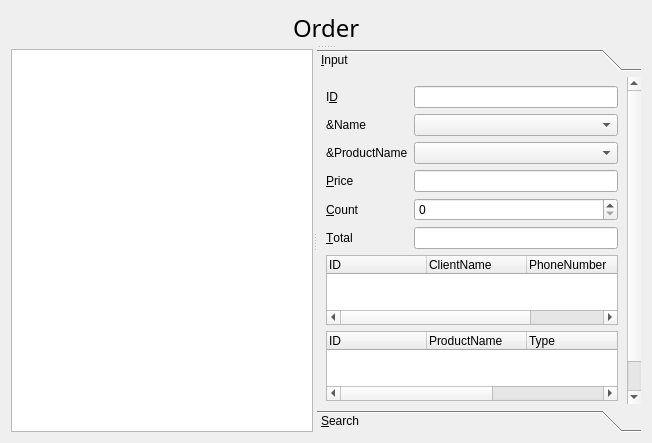
First picture: the form in ordermanagerform.ui, repository choieunchong/ChatClient, before the edit.
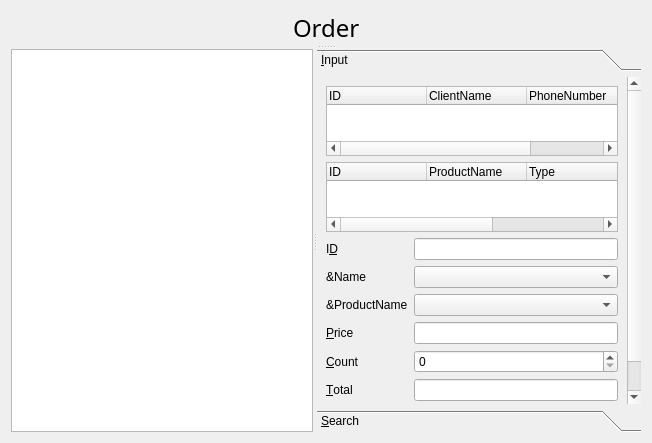
Second picture: the form after the edit.

Commit message: product database 수정

What changed in the file:
```diff
--- a/ordermanagerform.ui
+++ b/ordermanagerform.ui
@@ -85,88 +85,7 @@
         </attribute>
         <layout class="QVBoxLayout" name="verticalLayout_4">
          <item>
-          <layout class="QVBoxLayout" name="verticalLayout_2">
-           <item>
-            <layout class="QFormLayout" name="clientFormLayout">
-             <item row="0" column="0">
-              <widget class="QLabel" name="idLabel">
-               <property name="text">
-                <string>I&amp;D</string>
-               </property>
-               <property name="buddy">
-                <cstring>idLineEdit</cstring>
-               </property>
-              </widget>
-             </item>
-             <item row="0" column="1">
-              <widget class="QLineEdit" name="idLineEdit">
-               <property name="readOnly">
-                <bool>true</bool>
-               </property>
-              </widget>
-             </item>
-             <item row="1" column="0">
-              <widget class="QLabel" name="nameLabel">
-               <property name="text">
-                <string>&amp;Name</string>
-               </property>
-              </widget>
-             </item>
-             <item row="2" column="0">
-              <widget class="QLabel" name="productNameLabel">
-               <property name="text">
-                <string>&amp;ProductName</string>
-               </property>
-              </widget>
-             </item>
-             <item row="3" column="0">
-              <widget class="QLabel" name="PriceLabel">
-               <property name="text">
-                <string>&amp;Price</string>
-               </property>
-               <property name="buddy">
-                <cstring>PriceLineEdit</cstring>
-               </property>
-              </widget>
-             </item>
-             <item row="3" column="1">
-              <widget class="QLineEdit" name="PriceLineEdit"/>
-             </item>
-             <item row="4" column="0">
-              <widget class="QLabel" name="CountLabel">
-               <property name="text">
-                <string>&amp;Count</string>
-               </property>
-               <property name="buddy">
-                <cstring>PriceLineEdit</cstring>
-               </property>
-              </widget>
-             </item>
-             <item row="6" column="0">
-              <widget class="QLabel" name="TotalLabel">
-               <property name="text">
-                <string>&amp;Total</string>
-               </property>
-               <property name="buddy">
-                <cstring>PriceLineEdit</cstring>
-               </property>
-              </widget>
-             </item>
-             <item row="6" column="1">
-              <widget class="QLineEdit" name="TotalLineEdit"/>
-             </item>
-             <item row="1" column="1">
-              <widget class="QComboBox" name="clientcombo"/>
-             </item>
-             <item row="2" column="1">
-              <widget class="QComboBox" name="productcombo"/>
-             </item>
-             <item row="4" column="1">
-              <widget class="QSpinBox" name="countspin"/>
-             </item>
-            </layout>
-           </item>
-          </layout>
+          <layout class="QVBoxLayout" name="verticalLayout_2"/>
          </item>
          <item>
           <widget class="QTreeWidget" name="ClientW">
@@ -221,6 +140,86 @@
            </column>
           </widget>
          </item>
+         <item>
+          <layout class="QFormLayout" name="clientFormLayout">
+           <item row="0" column="0">
+            <widget class="QLabel" name="idLabel">
+             <property name="text">
+              <string>I&amp;D</string>
+             </property>
+             <property name="buddy">
+              <cstring>idLineEdit</cstring>
+             </property>
+            </widget>
+           </item>
+           <item row="0" column="1">
+            <widget class="QLineEdit" name="idLineEdit">
+             <property name="readOnly">
+              <bool>true</bool>
+             </property>
+            </widget>
+           </item>
+           <item row="1" column="0">
+            <widget class="QLabel" name="nameLabel">
+             <property name="text">
+              <string>&amp;Name</string>
+             </property>
+            </widget>
+           </item>
+           <item row="1" column="1">
+            <widget class="QComboBox" name="clientcombo"/>
+           </item>
+           <item row="2" column="1">
+            <widget class="QComboBox" name="productcombo"/>
+           </item>
+           <item row="3" column="0">
+            <widget class="QLabel" name="PriceLabel">
+             <property name="text">
+              <string>&amp;Price</string>
+             </property>
+             <property name="buddy">
+              <cstring>PriceLineEdit</cstring>
+             </property>
+            </widget>
+           </item>
+           <item row="3" column="1">
+            <widget class="QLineEdit" name="PriceLineEdit"/>
+           </item>
+           <item row="4" column="0">
+            <widget class="QLabel" name="CountLabel">
+             <property name="text">
+              <string>&amp;Count</string>
+             </property>
+             <property name="buddy">
+              <cstring>PriceLineEdit</cstring>
+             </property>
+            </widget>
+           </item>
+           <item row="4" column="1">
+            <widget class="QSpinBox" name="countspin"/>
+           </item>
+           <item row="6" column="0">
+            <widget class="QLabel" name="TotalLabel">
+             <property name="text">
+              <string>&amp;Total</string>
+             </property>
+             <property name="buddy">
+              <cstring>PriceLineEdit</cstring>
+             </property>
+            </widget>
+           </item>
+           <item row="6" column="1">
+            <widget class="QLineEdit" name="TotalLineEdit"/>
+           </item>
+           <item row="2" column="0">
+            <widget class="QLabel" name="productNameLabel">
+             <property name="text">
+              <string>&amp;ProductName</string>
+             </property>
+            </widget>
+           </item>
+          </layout>
+         </item>
          <item>
           <layout class="QHBoxLayout" name="addHorizontalLayout">
            <item>
```
The commit also changes 8 other files.
